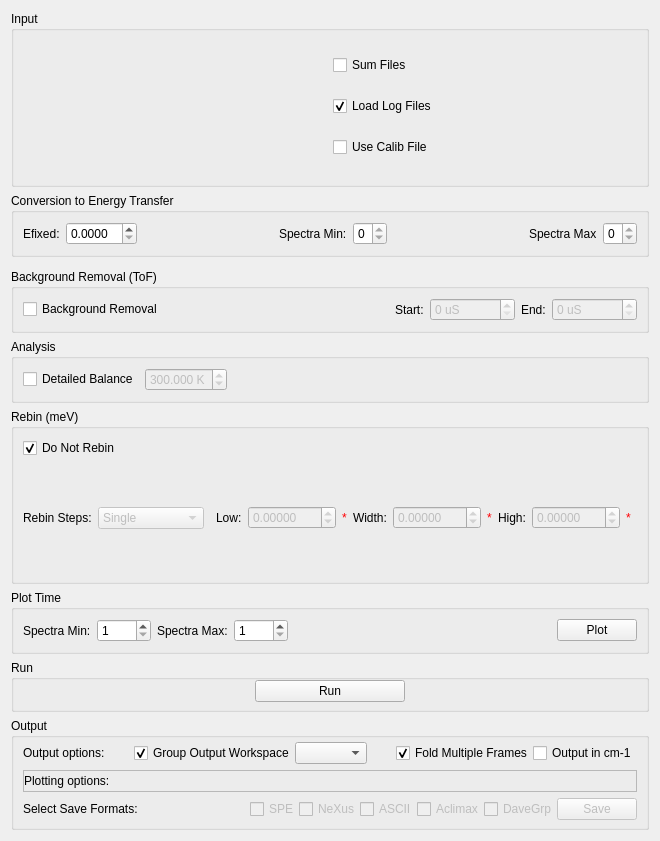
The window that qt/scientific_interfaces/Indirect/Reduction/ISISEnergyTransfer.ui (mantidproject/mantid) describes before a commit, drawn with Qt 5.
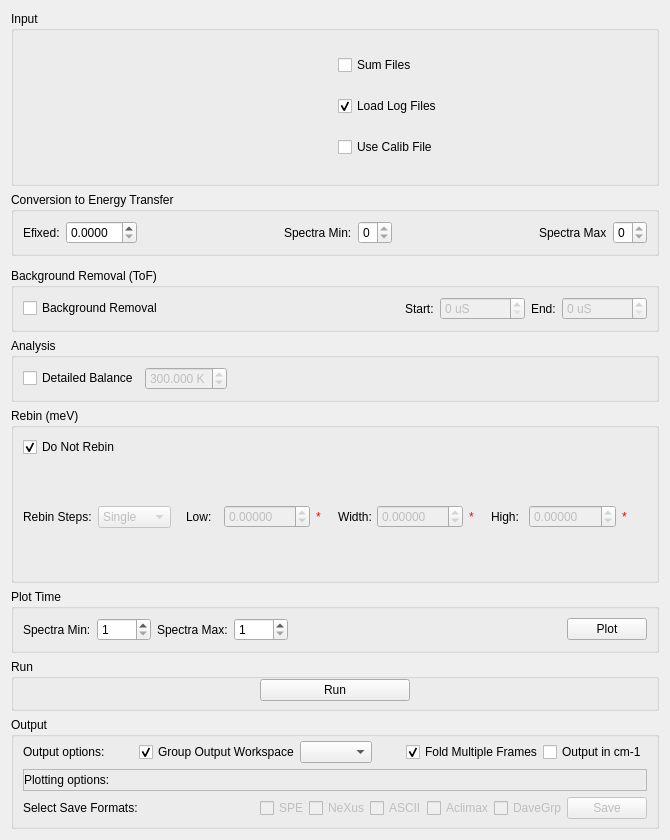
The same window after the commit. Custom widgets are drawn as their Qt base class.

Commit message: Try to better align rebin componenets of the ui

What changed in the file:
```diff
--- a/qt/scientific_interfaces/Indirect/Reduction/ISISEnergyTransfer.ui
+++ b/qt/scientific_interfaces/Indirect/Reduction/ISISEnergyTransfer.ui
@@ -6,8 +6,8 @@
    <rect>
     <x>0</x>
     <y>0</y>
-    <width>660</width>
-    <height>841</height>
+    <width>670</width>
+    <height>840</height>
    </rect>
   </property>
   <property name="minimumSize">
@@ -393,41 +393,32 @@
            <number>0</number>
           </property>
           <widget class="QWidget" name="pgSingleRebin">
-           <layout class="QVBoxLayout" name="verticalLayout_16">
-            <property name="spacing">
-             <number>0</number>
-            </property>
-            <property name="leftMargin">
-             <number>0</number>
-            </property>
-            <property name="topMargin">
-             <number>0</number>
-            </property>
-            <property name="rightMargin">
-             <number>0</number>
-            </property>
-            <property name="bottomMargin">
-             <number>0</number>
-            </property>
+           <layout class="QHBoxLayout" name="horizontalLayout_5">
             <item>
-             <layout class="QHBoxLayout" name="loSingleRebin">
-              <property name="spacing">
-               <number>6</number>
-              </property>
-              <property name="leftMargin">
-               <number>6</number>
-              </property>
-              <property name="topMargin">
-               <number>6</number>
-              </property>
-              <property name="rightMargin">
-               <number>6</number>
-              </property>
-              <property name="bottomMargin">
-               <number>6</number>
-              </property>
+             <layout class="QVBoxLayout" name="verticalLayout">
+              <item>
+               <spacer name="horizontalSpacer_7">
+                <property name="orientation">
+                 <enum>Qt::Horizontal</enum>
+                </property>
+                <property name="sizeHint" stdset="0">
+                 <size>
+                  <width>568</width>
+                  <height>20</height>
+                 </size>
+                </property>
+               </spacer>
+              </item>
+              <item>
+               <layout class="QHBoxLayout" name="horizontalLayout_4">
               <item>
                <widget class="QLabel" name="lbRebinLow">
+                  <property name="minimumSize">
+                   <size>
+                    <width>32</width>
+                    <height>16</height>
+                   </size>
+                  </property>
                 <property name="text">
                  <string>Low:</string>
                 </property>
@@ -438,6 +429,12 @@
                 <property name="enabled">
                  <bool>false</bool>
                 </property>
+                  <property name="minimumSize">
+                   <size>
+                    <width>50</width>
+                    <height>0</height>
+                   </size>
+                  </property>
                 <property name="decimals">
                  <number>5</number>
                 </property>
@@ -454,6 +451,18 @@
               </item>
               <item>
                <widget class="QLabel" name="valRebinLow">
+                  <property name="sizePolicy">
+                   <sizepolicy hsizetype="MinimumExpanding" vsizetype="Preferred">
+                    <horstretch>0</horstretch>
+                    <verstretch>0</verstretch>
+                   </sizepolicy>
+                  </property>
+                  <property name="minimumSize">
+                   <size>
+                    <width>16</width>
+                    <height>0</height>
+                   </size>
+                  </property>
                 <property name="styleSheet">
                  <string notr="true">color: rgb(255, 0, 4)</string>
                 </property>
@@ -464,6 +473,12 @@
               </item>
               <item>
                <widget class="QLabel" name="lbRebinWidth">
+                  <property name="minimumSize">
+                   <size>
+                    <width>32</width>
+                    <height>16</height>
+                   </size>
+                  </property>
                 <property name="text">
                  <string>Width:</string>
                 </property>
@@ -474,6 +489,12 @@
                 <property name="enabled">
                  <bool>false</bool>
                 </property>
+                  <property name="minimumSize">
+                   <size>
+                    <width>50</width>
+                    <height>0</height>
+                   </size>
+                  </property>
                 <property name="decimals">
                  <number>5</number>
                 </property>
@@ -490,6 +511,18 @@
               </item>
               <item>
                <widget class="QLabel" name="valRebinWidth">
+                  <property name="sizePolicy">
+                   <sizepolicy hsizetype="MinimumExpanding" vsizetype="Preferred">
+                    <horstretch>0</horstretch>
+                    <verstretch>0</verstretch>
+                   </sizepolicy>
+                  </property>
+                  <property name="minimumSize">
+                   <size>
+                    <width>16</width>
+                    <height>0</height>
+                   </size>
+                  </property>
                 <property name="styleSheet">
                  <string notr="true">color: rgb(255, 0, 4)</string>
                 </property>
@@ -500,6 +533,12 @@
               </item>
               <item>
                <widget class="QLabel" name="lbRebinHigh">
+                  <property name="minimumSize">
+                   <size>
+                    <width>32</width>
+                    <height>16</height>
+                   </size>
+                  </property>
                 <property name="text">
                  <string>High:</string>
                 </property>
@@ -510,6 +549,12 @@
                 <property name="enabled">
                  <bool>false</bool>
                 </property>
+                  <property name="minimumSize">
+                   <size>
+                    <width>50</width>
+                    <height>0</height>
+                   </size>
+                  </property>
                 <property name="decimals">
                  <number>5</number>
                 </property>
@@ -526,6 +571,18 @@
               </item>
               <item>
                <widget class="QLabel" name="valRebinHigh">
+                  <property name="sizePolicy">
+                   <sizepolicy hsizetype="MinimumExpanding" vsizetype="Preferred">
+                    <horstretch>0</horstretch>
+                    <verstretch>0</verstretch>
+                   </sizepolicy>
+                  </property>
+                  <property name="minimumSize">
+                   <size>
+                    <width>16</width>
+                    <height>0</height>
+                   </size>
+                  </property>
                 <property name="styleSheet">
                  <string notr="true">color: rgb(255, 0, 4)</string>
                 </property>
@@ -533,6 +590,21 @@
                  <string>*</string>
                 </property>
                </widget>
+                </item>
+               </layout>
+              </item>
+              <item>
+               <spacer name="horizontalSpacer_5">
+                <property name="orientation">
+                 <enum>Qt::Horizontal</enum>
+                </property>
+                <property name="sizeHint" stdset="0">
+                 <size>
+                  <width>628</width>
+                  <height>20</height>
+                 </size>
+                </property>
+               </spacer>
               </item>
              </layout>
             </item>
```
Left out of the diff: 59 changed lines with no effect on the pictures. Lines whose indentation alone changed are shown as unchanged.
